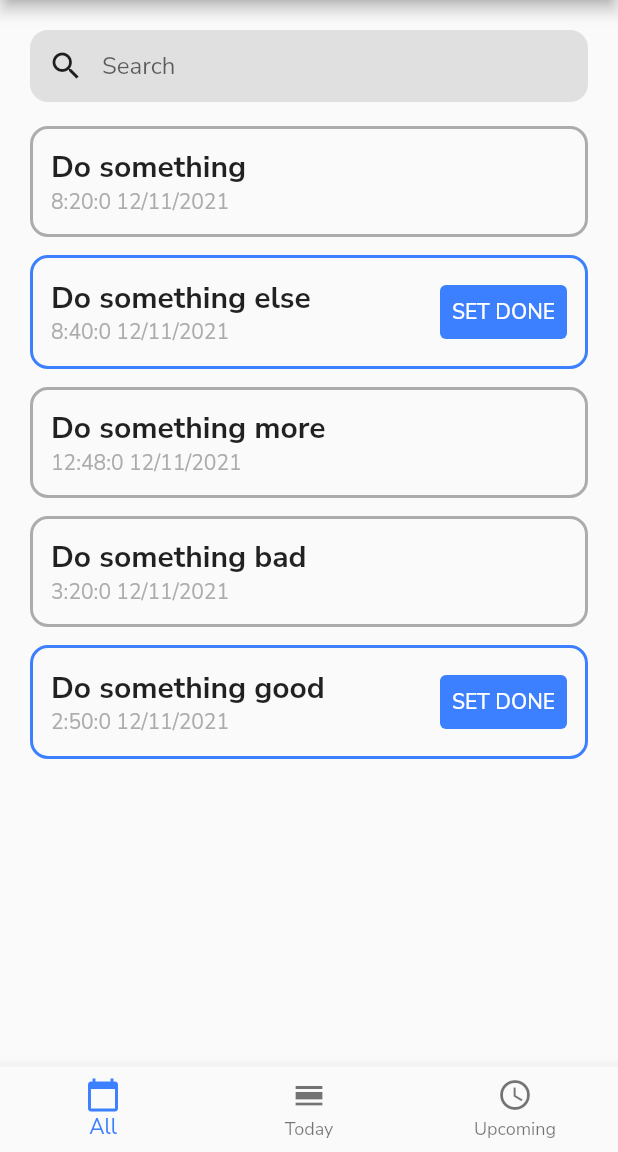
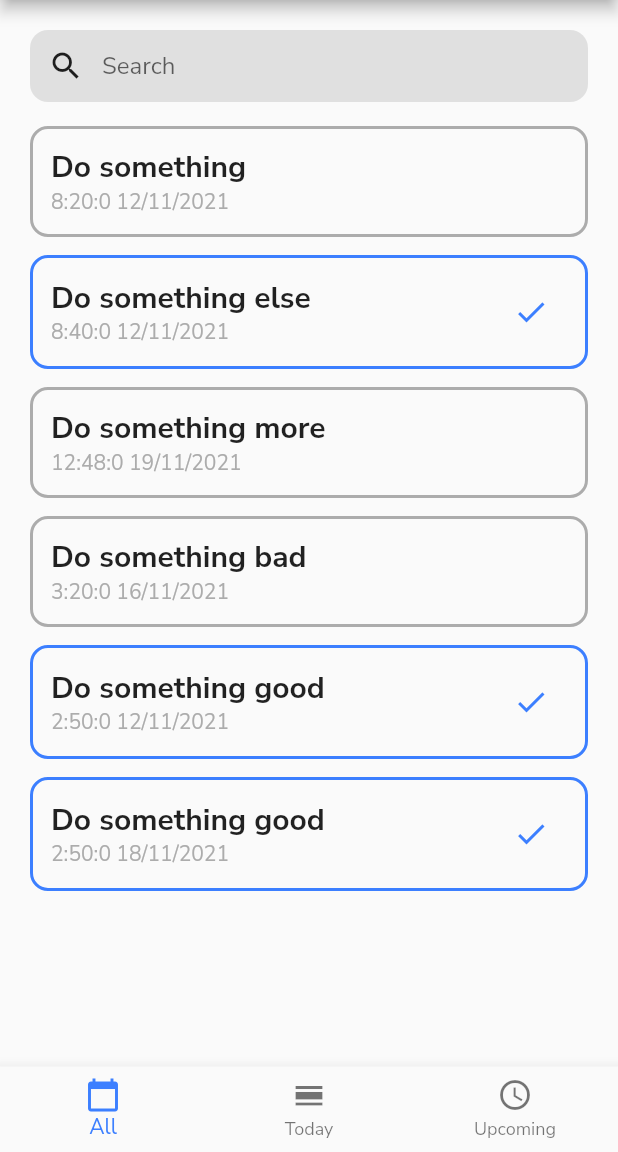
Before and after one commit to kptankhoa/todo_app, a Flutter app: the screen it shows after launch, on a phone screen of 412 x 824 dp, the part 84-1236 px from its top. Run offline on Flutter 3.47's test engine with Material 2 defaults, Android fonts, the phone set to English and light mode, and no system bars; our stand-ins replace google_fonts.

Commit message:
add upcoming & today logic, add button handler

```diff
--- a/lib/common/const.dart
+++ b/lib/common/const.dart
@@ -17,13 +17,13 @@ ToDoList dummyToDoList = ToDoList(
     ToDo(
       id: 3,
       title: 'Do something more',
-      todoTime: DateTime.utc(2021, 11, 12, 12, 48, 0),
+      todoTime: DateTime.utc(2021, 11, 19, 12, 48, 0),
       isDone: true,
     ),
     ToDo(
       id: 4,
       title: 'Do something bad',
-      todoTime: DateTime.utc(2021, 11, 12, 3, 20, 0),
+      todoTime: DateTime.utc(2021, 11, 16, 3, 20, 0),
       isDone: true,
     ),
     ToDo(
@@ -31,5 +31,10 @@ ToDoList dummyToDoList = ToDoList(
       title: 'Do something good',
       todoTime: DateTime.utc(2021, 11, 12, 2, 50, 0),
     ),
+    ToDo(
+      id: 5,
+      title: 'Do something good',
+      todoTime: DateTime.utc(2021, 11, 18, 2, 50, 0),
+    ),
   ],
 );
--- a/lib/common/widgets/todo_item/todo_item.dart
+++ b/lib/common/widgets/todo_item/todo_item.dart
@@ -4,21 +4,17 @@ import 'package:todo_app/common/widgets/modified/outlined_container/outlined_con
 import 'package:todo_app/constants/colors.dart';
 import 'package:todo_app/model/todo.dart';
 
-class ToDoItem extends StatefulWidget {
+class ToDoItem extends StatelessWidget {
   final ToDo toDo;
+  final Function() setItemDone;
 
-  const ToDoItem({Key? key, required this.toDo}) : super(key: key);
+  const ToDoItem({Key? key, required this.toDo, required this.setItemDone})
+      : super(key: key);
 
   @override
-  _ToDoItemState createState() => _ToDoItemState();
-}
-
-class _ToDoItemState extends State<ToDoItem> {
-  @override
   Widget build(BuildContext context) {
-    ToDo _toDo = widget.toDo;
     return OutlinedContainer(
-      borderColor: _toDo.isDone ? AppColor.disabled : AppColor.active,
+      borderColor: toDo.isDone ? AppColor.disabled : AppColor.active,
       child: Row(
         children: [
           Expanded(
@@ -26,28 +22,21 @@ class _ToDoItemState extends State<ToDoItem> {
               crossAxisAlignment: CrossAxisAlignment.start,
               children: [
                 Text(
-                  _toDo.title,
+                  toDo.title,
                   style: const TextStyle(
                     fontSize: 20,
                     fontWeight: FontWeight.bold,
                   ),
                 ),
                 Text(
-                  DateFormat('H:m:s dd/MM/yyyy').format(_toDo.todoTime),
+                  DateFormat('H:m:s dd/MM/yyyy').format(toDo.todoTime),
                   style: const TextStyle(color: AppColor.disabled),
                 ),
               ],
             ),
           ),
-          if (!_toDo.isDone)
-            TextButton(
-              onPressed: () {},
-              style: ButtonStyle(
-                backgroundColor: MaterialStateProperty.all(AppColor.active),
-              ),
-              child:
-                  const Text('SET DONE', style: TextStyle(color: Colors.white)),
-            )
+          if (!toDo.isDone)
+            IconButton(onPressed: setItemDone, icon: const Icon(Icons.check), color: AppColor.active)
         ],
       ),
     );
--- a/lib/screens/home/home_screen.dart
+++ b/lib/screens/home/home_screen.dart
@@ -26,6 +26,10 @@ class _HomeScreenState extends State<HomeScreen> {
     });
   }
 
+  void setDone(int index) => setState(() {
+        _toDoList.list[index].setDone();
+      });
+
   void _onItemTapped(int index) {
     setState(() {
       _selectedIndex = index;
@@ -34,9 +38,9 @@ class _HomeScreenState extends State<HomeScreen> {
       case 0:
         return setState(() => _activeToDoList = _toDoList);
       case 1:
-        return setState(() => _activeToDoList = _toDoList.getDoneToDoList());
+        return setState(() => _activeToDoList = _toDoList.getTodayToDos());
       case 2:
-        return setState(() => _activeToDoList = _toDoList.getUndoneToDoList());
+        return setState(() => _activeToDoList = _toDoList.getUpcomingToDos());
     }
   }
 
@@ -66,9 +70,11 @@ class _HomeScreenState extends State<HomeScreen> {
               ),
               Expanded(
                 child: ToDoListView(
-                    toDoList: _searchContent.isEmpty
-                        ? _activeToDoList
-                        : _searchedToDoList),
+                  toDoList: _searchContent.isEmpty
+                      ? _activeToDoList
+                      : _searchedToDoList,
+                  setDone: setDone,
+                ),
               ),
             ],
           ),
--- a/lib/screens/home/widgets/todo_list_view.dart
+++ b/lib/screens/home/widgets/todo_list_view.dart
@@ -5,14 +5,15 @@ import 'package:todo_app/model/todo_list.dart';
 
 class ToDoListView extends StatelessWidget {
   final ToDoList toDoList;
-  const ToDoListView({Key? key, required this.toDoList}) : super(key: key);
+  final Function(int) setDone;
+  const ToDoListView({Key? key, required this.toDoList, required this.setDone}) : super(key: key);
 
   @override
   Widget build(BuildContext context) {
     return ScrollListView(
       itemCount: toDoList.list.length,
       itemBuilder: (context, index) =>
-          ToDoItem(toDo: toDoList.list[index]),
+          ToDoItem(toDo: toDoList.list[index], setItemDone: () => setDone(index)),
     );
   }
 }
```
Also changed, not shown: lib/model/todo_list.dart (+17 -0 lines).
